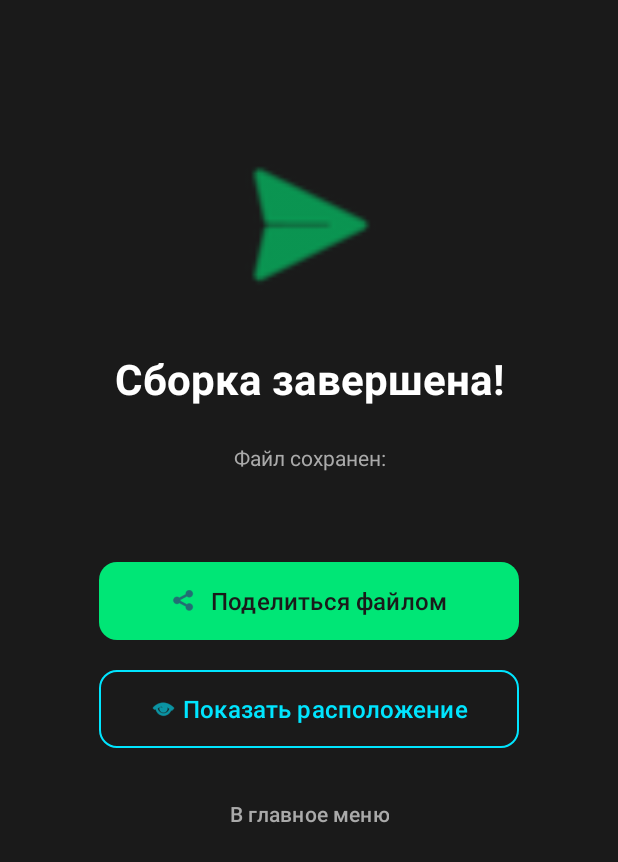
After one commit to kikitamimein/sborka-kotlin, an Android app: the CompletionActivity screen opened directly, with no data from a screen before it, on a phone screen of 412 x 824 dp. The commit adds this screen. Shown: the top 862 px of the screen. Run offline under Robolectric (Android 15) with nearby library versions, the phone set to English and light mode, and no system bars.

Commit message:
fix: улучшения ui

```diff
--- /dev/null
+++ b/app/src/main/java/com/offlineassembler/CompletionActivity.kt
@@ -0,0 +1,113 @@
+package com.offlineassembler
+
+import android.content.ClipData
+import android.content.ClipboardManager
+import android.content.Context
+import android.content.Intent
+import android.os.Bundle
+import android.widget.Toast
+import androidx.appcompat.app.AppCompatActivity
+import androidx.core.content.FileProvider
+import com.offlineassembler.databinding.ActivityCompletionBinding
+import java.io.File
+
+class CompletionActivity : AppCompatActivity() {
+
+    private lateinit var binding: ActivityCompletionBinding
+
+    companion object {
+        const val EXTRA_FILE_PATH = "file_path"
+        const val EXTRA_DISCREPANCIES = "discrepancies"
+    }
+
+    private var filePath: String = ""
+
+    override fun onCreate(savedInstanceState: Bundle?) {
+        super.onCreate(savedInstanceState)
+        binding = ActivityCompletionBinding.inflate(layoutInflater)
+        setContentView(binding.root)
+
+        filePath = intent.getStringExtra(EXTRA_FILE_PATH) ?: ""
+        val discrepancies = intent.getStringArrayListExtra(EXTRA_DISCREPANCIES) ?: arrayListOf()
+
+        setupUI(discrepancies)
+    }
+
+    private fun setupUI(discrepancies: List<String>) {
+        binding.filePathText.text = "Файл сохранен:\n$filePath"
+
+        binding.shareButton.setOnClickListener { shareFile() }
+        binding.showLocationButton.setOnClickListener { showLocation() }
+        binding.homeButton.setOnClickListener { goHome() }
+
+        // Show discrepancies
+        if (discrepancies.isNotEmpty()) {
+            val headerText = android.widget.TextView(this).apply {
+                text = "Расхождения:"
+                textSize = 16f
+                setTextColor(resources.getColor(R.color.error, theme))
+                setPadding(0, 0, 0, 16)
+            }
+            binding.discrepanciesContainer.addView(headerText)
+
+            discrepancies.forEach { discrepancy ->
+                val textView = android.widget.TextView(this).apply {
+                    text = "• $discrepancy"
+                    textSize = 12f
+                    setTextColor(resources.getColor(R.color.text_secondary, theme))
+                    setPadding(0, 4, 0, 4)
+                }
+                binding.discrepanciesContainer.addView(textView)
+            }
+        }
+    }
+
+    private fun shareFile() {
+        val file = File(filePath)
+        if (!file.exists()) {
+            Toast.makeText(this, "Файл не найден", Toast.LENGTH_SHORT).show()
+            return
+        }
+
+        try {
+            val uri = FileProvider.getUriForFile(
+                this,
+                "${packageName}.fileprovider",
+                file
+            )
+
+            val intent = Intent(Intent.ACTION_SEND).apply {
+                type = "application/vnd.openxmlformats-officedocument.spreadsheetml.sheet"
+                putExtra(Intent.EXTRA_STREAM, uri)
+                addFlags(Intent.FLAG_GRANT_READ_URI_PERMISSION)
+            }
+
+            startActivity(Intent.createChooser(intent, "Поделиться файлом"))
+
+        } catch (e: Exception) {
+            Toast.makeText(this, "Ошибка: ${e.message}", Toast.LENGTH_LONG).show()
+        }
+    }
+
+    private fun showLocation() {
+        val clipboard = getSystemService(Context.CLIPBOARD_SERVICE) as ClipboardManager
+        clipboard.setPrimaryClip(ClipData.newPlainText("path", filePath))
+
+        android.app.AlertDialog.Builder(this)
+            .setTitle("Расположение файла")
+            .setMessage(filePath)
+            .setPositiveButton("Скопировано!") { d, _ -> d.dismiss() }
+            .show()
+    }
+
+    private fun goHome() {
+        val intent = Intent(this, MainActivity::class.java)
+        intent.flags = Intent.FLAG_ACTIVITY_CLEAR_TOP or Intent.FLAG_ACTIVITY_NEW_TASK
+        startActivity(intent)
+        finish()
+    }
+
+    override fun onBackPressed() {
+        goHome()
+    }
+}
--- /dev/null
+++ b/app/src/main/res/layout/activity_completion.xml
@@ -0,0 +1,117 @@
+<?xml version="1.0" encoding="utf-8"?>
+<androidx.constraintlayout.widget.ConstraintLayout
+    xmlns:android="http://schemas.android.com/apk/res/android"
+    xmlns:app="http://schemas.android.com/apk/res-auto"
+    android:layout_width="match_parent"
+    android:layout_height="match_parent"
+    android:background="@color/background">
+
+    <ImageView
+        android:id="@+id/successIcon"
+        android:layout_width="120dp"
+        android:layout_height="120dp"
+        android:src="@android:drawable/ic_menu_send"
+        android:tint="@color/success"
+        app:layout_constraintTop_toTopOf="parent"
+        app:layout_constraintStart_toStartOf="parent"
+        app:layout_constraintEnd_toEndOf="parent"
+        app:layout_constraintBottom_toTopOf="@id/titleText"
+        app:layout_constraintVertical_chainStyle="packed"
+        android:layout_marginTop="48dp" />
+
+    <TextView
+        android:id="@+id/titleText"
+        android:layout_width="wrap_content"
+        android:layout_height="wrap_content"
+        android:text="Сборка завершена!"
+        android:textSize="28sp"
+        android:textStyle="bold"
+        android:textColor="@color/text_primary"
+        android:layout_marginTop="24dp"
+        app:layout_constraintTop_toBottomOf="@id/successIcon"
+        app:layout_constraintStart_toStartOf="parent"
+        app:layout_constraintEnd_toEndOf="parent"
+        app:layout_constraintBottom_toTopOf="@id/filePathText" />
+
+    <TextView
+        android:id="@+id/filePathText"
+        android:layout_width="match_parent"
+        android:layout_height="wrap_content"
+        android:text="Файл сохранен"
+        android:textSize="14sp"
+        android:textColor="@color/text_secondary"
+        android:textAlignment="center"
+        android:padding="16dp"
+        android:layout_marginTop="8dp"
+        app:layout_constraintTop_toBottomOf="@id/titleText"
+        app:layout_constraintStart_toStartOf="parent"
+        app:layout_constraintEnd_toEndOf="parent"
+        app:layout_constraintBottom_toTopOf="@id/shareButton" />
+
+    <com.google.android.material.button.MaterialButton
+        android:id="@+id/shareButton"
+        android:layout_width="280dp"
+        android:layout_height="60dp"
+        android:text="Поделиться файлом"
+        android:textSize="16sp"
+        app:icon="@android:drawable/ic_menu_share"
+        app:iconGravity="textStart"
+        app:cornerRadius="12dp"
+        app:backgroundTint="@color/success"
+        android:textColor="@color/background"
+        android:layout_marginTop="24dp"
+        app:layout_constraintTop_toBottomOf="@id/filePathText"
+        app:layout_constraintStart_toStartOf="parent"
+        app:layout_constraintEnd_toEndOf="parent"
+        app:layout_constraintBottom_toTopOf="@id/showLocationButton" />
+
+    <com.google.android.material.button.MaterialButton
+        android:id="@+id/showLocationButton"
+        style="@style/Widget.Material3.Button.OutlinedButton"
+        android:layout_width="280dp"
+        android:layout_height="60dp"
+        android:text="Показать расположение"
+        android:textSize="16sp"
+        app:icon="@android:drawable/ic_menu_view"
+        app:iconGravity="textStart"
+        app:cornerRadius="12dp"
+        app:strokeColor="@color/primary"
+        android:textColor="@color/primary"
+        android:layout_marginTop="12dp"
+        app:layout_constraintTop_toBottomOf="@id/shareButton"
+        app:layout_constraintStart_toStartOf="parent"
+        app:layout_constraintEnd_toEndOf="parent"
+        app:layout_constraintBottom_toTopOf="@id/homeButton" />
+
+    <com.google.android.material.button.MaterialButton
+        android:id="@+id/homeButton"
+        style="@style/Widget.Material3.Button.TextButton"
+        android:layout_width="wrap_content"
+        android:layout_height="wrap_content"
+        android:text="В главное меню"
+        android:textColor="@color/text_secondary"
+        android:layout_marginTop="16dp"
+        app:layout_constraintTop_toBottomOf="@id/showLocationButton"
+        app:layout_constraintStart_toStartOf="parent"
+        app:layout_constraintEnd_toEndOf="parent"
+        app:layout_constraintBottom_toTopOf="@id/discrepanciesScroll" />
+
+    <ScrollView
+        android:id="@+id/discrepanciesScroll"
+        android:layout_width="match_parent"
+        android:layout_height="0dp"
+        android:layout_marginTop="16dp"
+        app:layout_constraintTop_toBottomOf="@id/homeButton"
+        app:layout_constraintBottom_toBottomOf="parent"
+        app:layout_constraintHeight_max="200dp">
+
+        <LinearLayout
+            android:id="@+id/discrepanciesContainer"
+            android:layout_width="match_parent"
+            android:layout_height="wrap_content"
+            android:orientation="vertical"
+            android:padding="16dp" />
+
+    </ScrollView>
+
+</androidx.constraintlayout.widget.ConstraintLayout>
```
Also changed, not shown: app/src/main/AndroidManifest.xml (+10 -0 lines), app/src/main/java/com/offlineassembler/AssemblyActivity.kt (+7 -57 lines), app/src/main/java/com/offlineassembler/MainActivity.kt (+14 -2 lines), app/src/main/java/com/offlineassembler/ReviewActivity.kt (added, +168 -0 lines), app/src/main/res/layout/activity_review.xml (added, +106 -0 lines), app/src/main/res/layout/item_review.xml (added, +64 -0 lines).
